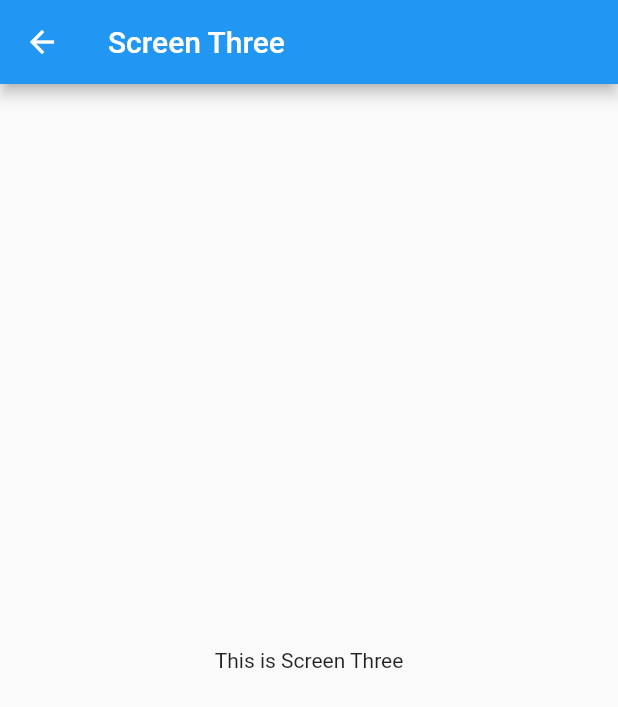
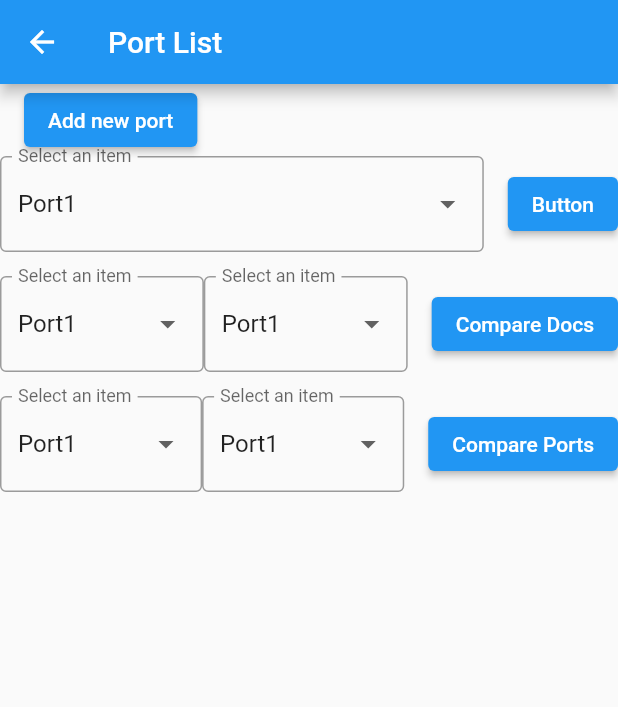
Before and after one commit to dmytrobilash/flutter-labs, a Flutter app: the LB3 screen opened directly, on a phone screen of 412 x 824 dp. Shown: the top 707 px of the screen. Run offline on Flutter 3.47's test engine with Material 2 defaults, Android fonts, the phone set to English and light mode, and no system bars.

Commit message:
ui for lab3

```diff
--- a/lib/Lab3/Data.dart
+++ b/lib/Lab3/Data.dart
@@ -1,9 +1,10 @@
+
 class Port implements Comparable<Port> {
   String name;
   String address;
   int numWorkers;
   int numEquipmentUnits;
-  double costPerUnit;
+  double costPerEquipmentUnit;
   double servicingCost;
   int servicingTime;
   int numDocks;
@@ -13,7 +14,7 @@ class Port implements Comparable<Port> {
     required this.address,
     required this.numWorkers,
     required this.numEquipmentUnits,
-    required this.costPerUnit,
+    required this.costPerEquipmentUnit,
     required this.servicingCost,
     required this.servicingTime,
     required this.numDocks,
@@ -24,7 +25,7 @@ class Port implements Comparable<Port> {
         address = other.address,
         numWorkers = other.numWorkers,
         numEquipmentUnits = other.numEquipmentUnits,
-        costPerUnit = other.costPerUnit,
+        costPerEquipmentUnit = other.costPerEquipmentUnit,
         servicingCost = other.servicingCost,
         servicingTime = other.servicingTime,
         numDocks = other.numDocks;
@@ -41,7 +42,7 @@ class Port implements Comparable<Port> {
 
   double calculateProfits(int numShips) =>
       numShips *
-          (servicingCost + numEquipmentUnits * costPerUnit - numWorkers * 100);
+          (servicingCost + numEquipmentUnits * costPerEquipmentUnit - numWorkers * 100);
 
   bool operator >=(int numShips) => numDocks >= (numShips / 5).ceil();
   bool operator <=(int numShips) => numDocks <= (numShips / 5).ceil();
--- /dev/null
+++ b/lib/Lab3/LB3.dart
@@ -0,0 +1,236 @@
+import 'package:flutter/material.dart';
+import 'AddPort.dart';
+import 'Data.dart';
+
+class LB3 extends StatefulWidget {
+
+  @override
+  _PortListScreenState createState() => _PortListScreenState();
+}
+
+class _PortListScreenState extends State<LB3> {
+  late Port port1;
+  late Port port2;
+  late Port port3;
+  late Port port4;
+
+  @override
+  void initState() {
+    super.initState();
+
+
+    port1 = Port(
+      name: "Port1",
+      address: "Los Angeles, CA",
+      numWorkers: 500,
+      numEquipmentUnits: 1000,
+      costPerEquipmentUnit: 100.0,
+      servicingCost: 50000.0,
+      servicingTime: 24,
+      numDocks: 10,
+    );
+
+    port2 = Port(
+      name: "Port2",
+      address: "Singapore",
+      numWorkers: 1000,
+      numEquipmentUnits: 2000,
+      costPerEquipmentUnit: 150.0,
+      servicingCost: 75000.0,
+      servicingTime: 36,
+      numDocks: 15,
+    );
+
+    port3 = Port(
+      name: "Port3",
+      address: "Rotterdam, Netherlands",
+      numWorkers: 800,
+      numEquipmentUnits: 1500,
+      costPerEquipmentUnit: 120.0,
+      servicingCost: 60000.0,
+      servicingTime: 30,
+      numDocks: 12,
+    );
+
+    port4 = Port(
+      name: "Port4",
+      address: "Shanghai, China",
+      numWorkers: 1200,
+      numEquipmentUnits: 2500,
+      costPerEquipmentUnit: 180.0,
+      servicingCost: 90000.0,
+      servicingTime: 42,
+      numDocks: 18,
+    );
+  }
+
+  List<Port> ports = [];
+
+
+  @override
+  Widget build(BuildContext context) {
+    late String _selectedItem = ports.first.name;
+    ports = [port1, port2, port3, port4];
+
+    return Scaffold(
+      appBar: AppBar(
+        title: Text('Port List'),
+      ),
+      body: Column(
+        children: [
+          Row(
+            children: [
+              SizedBox(width: 16),
+              ElevatedButton(
+                onPressed: () {
+                  Navigator.push(
+                    context,
+                    MaterialPageRoute(builder: (context) => AddPort()),
+                  );
+                },
+                child: Text('Add new port'),
+              ),
+            ],
+            mainAxisAlignment: MainAxisAlignment.start,
+          ),
+          Row(
+            children: [
+              Expanded(
+                child: DropdownButtonFormField<String>(
+                  decoration: InputDecoration(
+                    border: OutlineInputBorder(),
+                    labelText: 'Select an item',
+                  ),
+                  value: _selectedItem,
+                  onChanged: (value) {
+                    setState(() {
+                      _selectedItem = value!;
+                    });
+                  },
+                  items: ports.map((item) {
+                    return DropdownMenuItem<String>(
+                      value: item.name,
+                      child: Text(item.name),
+                    );
+                  }).toList(),
+                ),
+              ),
+              SizedBox(width: 16),
+              ElevatedButton(
+                onPressed: () {
+                  // Button logic
+                },
+                child: Text('Button'),
+              ),
+            ],
+          ),
+          SizedBox(height: 16),
+          Row(
+            children: [
+              Expanded(
+                child: DropdownButtonFormField<String>(
+                  decoration: InputDecoration(
+                    border: OutlineInputBorder(),
+                    labelText: 'Select an item',
+                  ),
+                  value: _selectedItem,
+                  onChanged: (value) {
+                    setState(() {
+                      _selectedItem = value!;
+                    });
+                  },
+                  items: ports.map((item) {
+                    return DropdownMenuItem<String>(
+                      value: item.name,
+                      child: Text(item.name),
+                    );
+                  }).toList(),
+                ),
+              ),
+              Expanded(
+                child: DropdownButtonFormField<String>(
+                  decoration: InputDecoration(
+                    border: OutlineInputBorder(),
+                    labelText: 'Select an item',
+                  ),
+                  value: _selectedItem,
+                  onChanged: (value) {
+                    setState(() {
+                      _selectedItem = value!;
+                    });
+                  },
+                  items: ports.map((item) {
+                    return DropdownMenuItem<String>(
+                      value: item.name,
+                      child: Text(item.name),
+                    );
+                  }).toList(),
+                ),
+              ),
+              SizedBox(width: 16),
+              ElevatedButton(
+                onPressed: () {
+                  // Compare docs button logic
+                },
+                child: Text('Compare Docs'),
+              ),
+            ],
+          ),
+          SizedBox(height: 16),
+          Row(
+            children: [
+              Expanded(
+                child: DropdownButtonFormField<String>(
+                  decoration: InputDecoration(
+                    border: OutlineInputBorder(),
+                    labelText: 'Select an item',
+                  ),
+                  value: _selectedItem,
+                  onChanged: (value) {
+                    setState(() {
+                      _selectedItem = value!;
+                    });
+                  },
+                  items: ports.map((item) {
+                    return DropdownMenuItem<String>(
+                      value: item.name,
+                      child: Text(item.name),
+                    );
+                  }).toList(),
+                ),
+              ),
+              Expanded(
+                child: DropdownButtonFormField<String>(
+                  decoration: InputDecoration(
+                    border: OutlineInputBorder(),
+                    labelText: 'Select an item',
+                  ),
+                  value: _selectedItem,
+                  onChanged: (value) {
+                    setState(() {
+                      _selectedItem = value!;
+                    });
+                  },
+                  items: ports.map((item) {
+                    return DropdownMenuItem<String>(
+                      value: item.name,
+                      child: Text(item.name),
+                    );
+                  }).toList(),
+                ),
+              ),
+              SizedBox(width: 16),
+              ElevatedButton(
+                onPressed: () {
+                  // Compare ports button logic
+                },
+                child: Text('Compare Ports'),
+              ),
+
+            ],
+          ),
+        ],
+      ),
+    );
+  }
+}
--- a/lib/main.dart
+++ b/lib/main.dart
@@ -1,6 +1,7 @@
 import 'package:flutter/material.dart';
 import 'Lab1/LB1.dart';
 import 'Lab2/LB2.dart';
+import 'Lab3/LB3.dart';
 
 void main() => runApp(MyApp());
 
@@ -60,7 +61,7 @@ class HomePage extends StatelessWidget {
               onPressed: () {
                 Navigator.push(
                   context,
-                  MaterialPageRoute(builder: (context) => LB3()),
+                    MaterialPageRoute(builder: (context) => LB3()),
                 );
               },
               child: Text('ЛР 3'),
@@ -87,23 +88,6 @@ class HomePage extends StatelessWidget {
   }
 }
 
-
-
-
-class LB3 extends StatelessWidget {
-  @override
-  Widget build(BuildContext context) {
-    return Scaffold(
-      appBar: AppBar(
-        title: Text('Screen Three'),
-      ),
-      body: Center(
-        child: Text('This is Screen Three'),
-      ),
-    );
-  }
-}
-
 class LB4 extends StatelessWidget {
   @override
   Widget build(BuildContext context) {
```
Also changed, not shown: lib/Lab3/AddPort.dart (added, +68 -0 lines).
